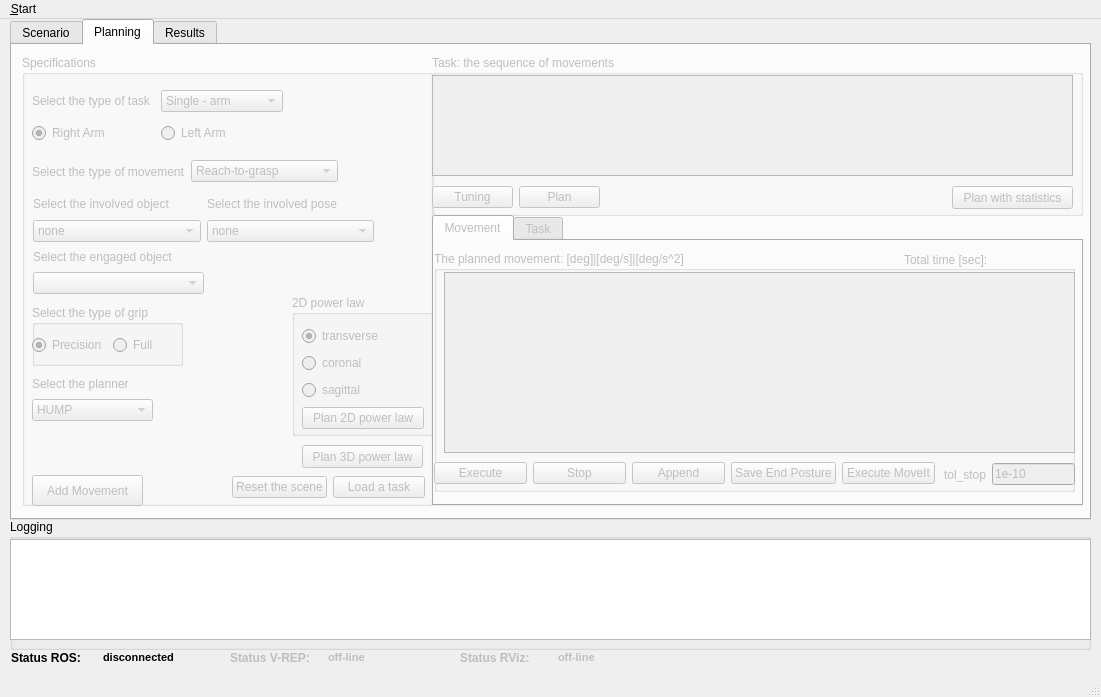
Before: the Qt Designer form ui/main_window.ui in zohannn/motion_manager, drawn with Qt 5.
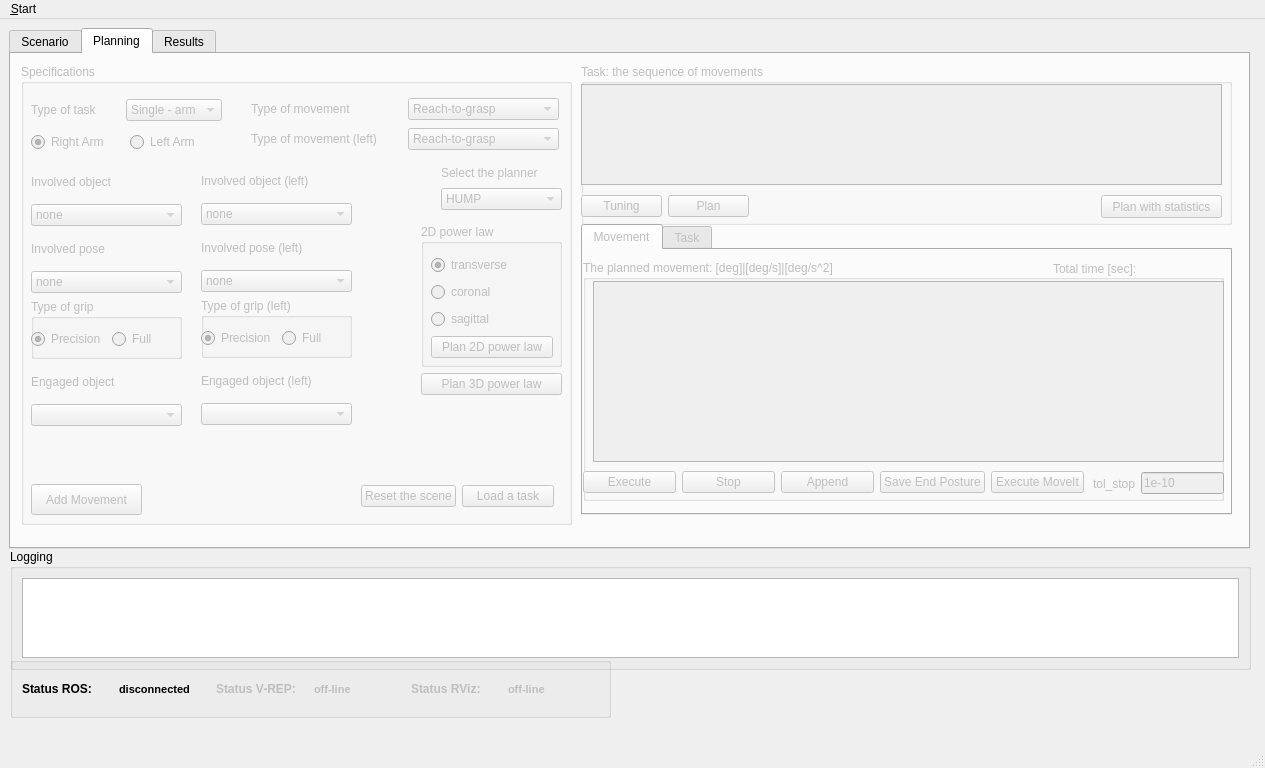
After: the same form once the commit is applied. The open tabs and pages were chosen to show the change. Icons and pictures are not drawn. Custom widgets are drawn as their Qt base class.

```diff
--- a/ui/main_window.ui
+++ b/ui/main_window.ui
@@ -6,8 +6,8 @@
    <rect>
     <x>0</x>
     <y>0</y>
-    <width>1101</width>
-    <height>697</height>
+    <width>1265</width>
+    <height>768</height>
    </rect>
   </property>
   <property name="windowTitle">
@@ -21,199 +21,16 @@
    <locale language="English" country="Australia"/>
   </property>
   <widget class="QWidget" name="centralwidget">
-   <widget class="QGroupBox" name="groupBox">
-    <property name="geometry">
-     <rect>
-      <x>10</x>
-      <y>500</y>
-      <width>1081</width>
-      <height>131</height>
-     </rect>
-    </property>
-    <property name="title">
-     <string>Logging</string>
-    </property>
-    <widget class="QListView" name="view_logging">
-     <property name="geometry">
-      <rect>
-       <x>0</x>
-       <y>20</y>
-       <width>1081</width>
-       <height>101</height>
-      </rect>
-     </property>
-    </widget>
-   </widget>
-   <widget class="QWidget" name="layoutWidget_vrep">
-    <property name="geometry">
-     <rect>
-      <x>230</x>
-      <y>630</y>
-      <width>189</width>
-      <height>17</height>
-     </rect>
-    </property>
-    <layout class="QHBoxLayout" name="horizontalLayout_VREP_status">
-     <item>
-      <widget class="QLabel" name="labelStatusVrep">
-       <property name="enabled">
-        <bool>false</bool>
-       </property>
-       <property name="font">
-        <font>
-         <pointsize>9</pointsize>
-         <weight>75</weight>
-         <bold>true</bold>
-        </font>
-       </property>
-       <property name="text">
-        <string>Status V-REP: </string>
-       </property>
-      </widget>
-     </item>
-     <item>
-      <widget class="QLabel" name="labelVrepComm">
-       <property name="enabled">
-        <bool>false</bool>
-       </property>
-       <property name="palette">
-        <palette>
-         <active>
-          <colorrole role="Text">
-           <brush brushstyle="SolidPattern">
-            <color alpha="255">
-             <red>251</red>
-             <green>21</green>
-             <blue>21</blue>
-            </color>
-           </brush>
-          </colorrole>
-         </active>
-         <inactive>
-          <colorrole role="Text">
-           <brush brushstyle="SolidPattern">
-            <color alpha="255">
-             <red>251</red>
-             <green>21</green>
-             <blue>21</blue>
-            </color>
-           </brush>
-          </colorrole>
-         </inactive>
-         <disabled>
-          <colorrole role="Text">
-           <brush brushstyle="SolidPattern">
-            <color alpha="255">
-             <red>123</red>
-             <green>123</green>
-             <blue>123</blue>
-            </color>
-           </brush>
-          </colorrole>
-         </disabled>
-        </palette>
-       </property>
-       <property name="font">
-        <font>
-         <pointsize>8</pointsize>
-         <weight>75</weight>
-         <bold>true</bold>
-        </font>
-       </property>
-       <property name="text">
-        <string>off-line</string>
-       </property>
-      </widget>
-     </item>
-    </layout>
-   </widget>
-   <widget class="QWidget" name="layoutWidget_ros">
-    <property name="geometry">
-     <rect>
-      <x>11</x>
-      <y>630</y>
-      <width>177</width>
-      <height>17</height>
-     </rect>
-    </property>
-    <layout class="QHBoxLayout" name="horizontalLayout_ROS_status">
-     <item>
-      <widget class="QLabel" name="labelStatusRos">
-       <property name="font">
-        <font>
-         <pointsize>9</pointsize>
-         <weight>75</weight>
-         <bold>true</bold>
-        </font>
-       </property>
-       <property name="text">
-        <string>Status ROS: </string>
-       </property>
-      </widget>
-     </item>
-     <item>
-      <widget class="QLabel" name="labelRosComm">
-       <property name="palette">
-        <palette>
-         <active>
-          <colorrole role="Text">
-           <brush brushstyle="SolidPattern">
-            <color alpha="255">
-             <red>251</red>
-             <green>21</green>
-             <blue>21</blue>
-            </color>
-           </brush>
-          </colorrole>
-         </active>
-         <inactive>
-          <colorrole role="Text">
-           <brush brushstyle="SolidPattern">
-            <color alpha="255">
-             <red>251</red>
-             <green>21</green>
-             <blue>21</blue>
-            </color>
-           </brush>
-          </colorrole>
-         </inactive>
-         <disabled>
-          <colorrole role="Text">
-           <brush brushstyle="SolidPattern">
-            <color alpha="255">
-             <red>123</red>
-             <green>123</green>
-             <blue>123</blue>
-            </color>
-           </brush>
-          </colorrole>
-         </disabled>
-        </palette>
-       </property>
-       <property name="font">
-        <font>
-         <pointsize>8</pointsize>
-         <weight>75</weight>
-         <bold>true</bold>
-        </font>
-       </property>
-       <property name="text">
-        <string>disconnected</string>
-       </property>
-      </widget>
-     </item>
-    </layout>
-   </widget>
    <widget class="QTabWidget" name="tabWidget_main">
     <property name="enabled">
      <bool>true</bool>
     </property>
     <property name="geometry">
      <rect>
-      <x>10</x>
-      <y>0</y>
-      <width>1081</width>
-      <height>501</height>
+      <x>9</x>
+      <y>9</y>
+      <width>1241</width>
+      <height>521</height>
      </rect>
     </property>
     <property name="currentIndex">
@@ -375,8 +192,8 @@
        <rect>
         <x>10</x>
         <y>10</y>
-        <width>411</width>
-        <height>451</height>
+        <width>551</width>
+        <height>461</height>
        </rect>
       </property>
       <property name="title">
@@ -387,7 +204,7 @@
         <rect>
          <x>10</x>
          <y>30</y>
-         <width>251</width>
+         <width>191</width>
          <height>64</height>
         </rect>
        </property>
@@ -397,7 +214,7 @@
           <item>
            <widget class="QLabel" name="label_2">
             <property name="text">
-             <string>Select the type of task</string>
+             <string>Type of task</string>
             </property>
            </widget>
           </item>
@@ -440,110 +257,11 @@
         </item>
        </layout>
       </widget>
-      <widget class="QWidget" name="layoutWidget_mov">
-       <property name="geometry">
-        <rect>
-         <x>10</x>
-         <y>100</y>
-         <width>306</width>
-         <height>33</height>
-        </rect>
-       </property>
-       <layout class="QHBoxLayout" name="horizontalLayout_mov">
-        <item>
-         <widget class="QLabel" name="label_3">
-          <property name="text">
-           <string>Select the type of movement</string>
-          </property>
-         </widget>
-        </item>
-        <item>
-         <widget class="QComboBox" name="comboBox_mov">
-          <item>
-           <property name="text">
-            <string>Reach-to-grasp</string>
-           </property>
-          </item>
-          <item>
-           <property name="text">
-            <string>Reaching</string>
-           </property>
-          </item>
-          <item>
-           <property name="text">
-            <string>Transport</string>
-           </property>
-          </item>
-          <item>
-           <property name="text">
-            <string>Engage</string>
-           </property>
-          </item>
-          <item>
-           <property name="text">
-            <string>Disengage</string>
-           </property>
-          </item>
-          <item>
-           <property name="text">
-            <string>Go-park</string>
-           </property>
-          </item>
-         </widget>
-        </item>
-       </layout>
-      </widget>
-      <widget class="QGroupBox" name="groupBox_grip">
-       <property name="geometry">
-        <rect>
-         <x>10</x>
-         <y>250</y>
-         <width>151</width>
-         <height>61</height>
-        </rect>
-       </property>
-       <property name="title">
-        <string>Select the type of grip</string>
-       </property>
-       <widget class="QWidget" name="layoutWidget_grip">
-        <property name="geometry">
-         <rect>
-          <x>0</x>
-          <y>20</y>
-          <width>141</width>
-          <height>41</height>
-         </rect>
-        </property>
-        <layout class="QVBoxLayout" name="verticalLayout_grip">
-         <item>
-          <layout class="QHBoxLayout" name="horizontalLayout_6">
-           <item>
-            <widget class="QRadioButton" name="radioButton_prec">
-             <property name="text">
-              <string>Precision</string>
-             </property>
-             <property name="checked">
-              <bool>true</bool>
-             </property>
-            </widget>
-           </item>
-           <item>
-            <widget class="QRadioButton" name="radioButton_full">
-             <property name="text">
-              <string>Full</string>
-             </property>
-            </widget>
-           </item>
-          </layout>
-         </item>
-        </layout>
-       </widget>
-      </widget>
       <widget class="QWidget" name="layoutWidget_planner">
        <property name="geometry">
         <rect>
-         <x>10</x>
-         <y>320</y>
+         <x>420</x>
+         <y>100</y>
          <width>121</width>
          <height>46</height>
         </rect>
@@ -608,7 +326,7 @@
       <widget class="QWidget" name="layoutWidget">
        <property name="geometry">
         <rect>
-         <x>210</x>
+         <x>340</x>
          <y>420</y>
          <width>193</width>
          <height>25</height>
@@ -631,113 +349,264 @@
         </item>
        </layout>
       </widget>
-      <widget class="QGroupBox" name="groupBox_power_law">
-       <property name="geometry">
-        <rect>
-         <x>270</x>
-         <y>240</y>
-         <width>141</width>
-         <height>141</height>
-        </rect>
-       </property>
-       <property name="title">
-        <string>2D power law</string>
-       </property>
-       <widget class="QWidget" name="layoutWidget">
-        <property name="geometry">
-         <rect>
-          <x>10</x>
-          <y>30</y>
-          <width>122</width>
-          <height>106</height>
-         </rect>
-        </property>
-        <layout class="QVBoxLayout" name="verticalLayout_3">
-         <item>
-          <widget class="QRadioButton" name="radioButton_transverse">
-           <property name="text">
-            <string>transverse</string>
-           </property>
-           <property name="checked">
-            <bool>true</bool>
-           </property>
-          </widget>
-         </item>
-         <item>
-          <widget class="QRadioButton" name="radioButton_coronal">
-           <property name="text">
-            <string>coronal</string>
-           </property>
-          </widget>
-         </item>
-         <item>
-          <widget class="QRadioButton" name="radioButton_sagittal">
-           <property name="text">
-            <string>sagittal</string>
-           </property>
-          </widget>
-         </item>
-         <item>
-          <widget class="QPushButton" name="pushButton_plan_2d_power_law">
-           <property name="text">
-            <string>Plan 2D power law</string>
-           </property>
-          </widget>
-         </item>
-        </layout>
-       </widget>
-      </widget>
-      <widget class="QPushButton" name="pushButton_plan_3d_power_law">
-       <property name="geometry">
-        <rect>
-         <x>280</x>
-         <y>390</y>
-         <width>121</width>
-         <height>23</height>
-        </rect>
-       </property>
-       <property name="text">
-        <string>Plan 3D power law</string>
-       </property>
-      </widget>
       <widget class="QWidget" name="layoutWidget">
        <property name="geometry">
         <rect>
-         <x>11</x>
-         <y>193</y>
-         <width>171</width>
-         <height>46</height>
+         <x>230</x>
+         <y>32</y>
+         <width>308</width>
+         <height>58</height>
         </rect>
        </property>
-       <layout class="QVBoxLayout" name="verticalLayout_eng_obj">
+       <layout class="QVBoxLayout" name="verticalLayout_4">
         <item>
-         <widget class="QLabel" name="label_objects_eng">
-          <property name="text">
-           <string>Select the engaged object</string>
+         <layout class="QHBoxLayout" name="horizontalLayout_18">
+          <item>
+           <widget class="QLabel" name="label_type">
+            <property name="text">
+             <string>Type of movement</string>
+            </property>
+           </widget>
+          </item>
+          <item>
+           <widget class="QComboBox" name="comboBox_mov">
+            <item>
+             <property name="text">
+              <string>Reach-to-grasp</string>
+             </property>
+            </item>
+            <item>
+             <property name="text">
+              <string>Reaching</string>
+             </property>
+            </item>
+            <item>
+             <property name="text">
+              <string>Transport</string>
+             </property>
+            </item>
+            <item>
+             <property name="text">
+              <string>Engage</string>
+             </property>
+            </item>
+            <item>
+             <property name="text">
+              <string>Disengage</string>
+             </property>
+            </item>
+            <item>
+             <property name="text">
+              <string>Go-park</string>
+             </property>
+            </item>
+           </widget>
+          </item>
+         </layout>
+        </item>
+        <item>
+         <layout class="QHBoxLayout" name="horizontalLayout_20">
+          <item>
+           <widget class="QLabel" name="label_type_left">
+            <property name="enabled">
+             <bool>false</bool>
+            </property>
+            <property name="text">
+             <string>Type of movement (left)</string>
+            </property>
+           </widget>
+          </item>
+          <item>
+           <widget class="QComboBox" name="comboBox_mov_left">
+            <property name="enabled">
+             <bool>false</bool>
+            </property>
+            <item>
+             <property name="text">
+              <string>Reach-to-grasp</string>
+             </property>
+            </item>
+            <item>
+             <property name="text">
+              <string>Reaching</string>
+             </property>
+            </item>
+            <item>
+             <property name="text">
+              <string>Transport</string>
+             </property>
+            </item>
+            <item>
+             <property name="text">
+              <string>Engage</string>
+             </property>
+            </item>
+            <item>
+             <property name="text">
+              <string>Disengage</string>
+             </property>
+            </item>
+            <item>
+             <property name="text">
+              <string>Go-park</string>
+             </property>
+            </item>
+           </widget>
+          </item>
+         </layout>
+        </item>
+       </layout>
+      </widget>
+      <widget class="QWidget" name="layoutWidget_2">
+       <property name="geometry">
+        <rect>
+         <x>180</x>
+         <y>100</y>
+         <width>151</width>
+         <height>261</height>
+        </rect>
+       </property>
+       <layout class="QVBoxLayout" name="verticalLayout_11">
+        <item>
+         <layout class="QVBoxLayout" name="verticalLayout_obj_2">
+          <item>
+           <widget class="QLabel" name="label_objects_left">
+            <property name="enabled">
+             <bool>false</bool>
+            </property>
+            <property name="text">
+             <string>Involved object (left)</string>
+            </property>
+           </widget>
+          </item>
+          <item>
+           <widget class="QComboBox" name="comboBox_objects_left">
+            <property name="enabled">
+             <bool>false</bool>
+            </property>
+            <item>
+             <property name="text">
+              <string>none</string>
+             </property>
+            </item>
+           </widget>
+          </item>
+         </layout>
+        </item>
+        <item>
+         <layout class="QVBoxLayout" name="verticalLayout_12">
+          <item>
+           <widget class="QLabel" name="label_poses_left">
+            <property name="enabled">
+             <bool>false</bool>
+            </property>
+            <property name="text">
+             <string>Involved pose (left)</string>
+            </property>
+           </widget>
+          </item>
+          <item>
+           <widget class="QComboBox" name="comboBox_poses_left">
+            <property name="enabled">
+             <bool>false</bool>
+            </property>
+            <item>
+             <property name="text">
+              <string>none</string>
+             </property>
+            </item>
+           </widget>
+          </item>
+         </layout>
+        </item>
+        <item>
+         <widget class="QGroupBox" name="groupBox_grip_left">
+          <property name="enabled">
+           <bool>false</bool>
           </property>
+          <property name="title">
+           <string>Type of grip (left)</string>
+          </property>
+          <widget class="QWidget" name="layoutWidget_grip_2">
+           <property name="geometry">
+            <rect>
+             <x>0</x>
+             <y>20</y>
+             <width>141</width>
+             <height>41</height>
+            </rect>
+           </property>
+           <layout class="QVBoxLayout" name="verticalLayout_grip_2">
+            <item>
+             <layout class="QHBoxLayout" name="horizontalLayout_15">
+              <item>
+               <widget class="QRadioButton" name="radioButton_prec_left">
+                <property name="enabled">
+                 <bool>false</bool>
+                </property>
+                <property name="text">
+                 <string>Precision</string>
+                </property>
+                <property name="checked">
+                 <bool>true</bool>
+                </property>
+               </widget>
+              </item>
+              <item>
+               <widget class="QRadioButton" name="radioButton_full_left">
+                <property name="enabled">
+                 <bool>false</bool>
+                </property>
+                <property name="text">
+                 <string>Full</string>
+                </property>
+               </widget>
+              </item>
+             </layout>
+            </item>
+           </layout>
+          </widget>
          </widget>
         </item>
         <item>
-         <widget class="QComboBox" name="comboBox_objects_eng"/>
+         <layout class="QVBoxLayout" name="verticalLayout_eng_obj_2">
+          <item>
+           <widget class="QLabel" name="label_objects_eng_left">
+            <property name="enabled">
+             <bool>false</bool>
+            </property>
+            <property name="text">
+             <string>Engaged object (left)</string>
+            </property>
+           </widget>
+          </item>
+          <item>
+           <widget class="QComboBox" name="comboBox_objects_eng_left">
+            <property name="enabled">
+             <bool>false</bool>
+            </property>
+           </widget>
+          </item>
+         </layout>
         </item>
        </layout>
       </widget>
       <widget class="QWidget" name="layoutWidget">
        <property name="geometry">
         <rect>
-         <x>11</x>
-         <y>139</y>
-         <width>341</width>
-         <height>48</height>
+         <x>10</x>
+         <y>101</y>
+         <width>151</width>
+         <height>261</height>
         </rect>
        </property>
-       <layout class="QHBoxLayout" name="horizontalLayout_15">
+       <layout class="QVBoxLayout" name="verticalLayout_9">
         <item>
          <layout class="QVBoxLayout" name="verticalLayout_obj">
           <item>
            <widget class="QLabel" name="label_objects">
             <property name="text">
-             <string>Select the involved object</string>
+             <string>Involved object</string>
             </property>
            </widget>
           </item>
@@ -760,7 +629,7 @@
              <bool>false</bool>
             </property>
             <property name="text">
-             <string>Select the involved pose</string>
+             <string>Involved pose</string>
             </property>
            </widget>
           </item>
@@ -778,13 +647,136 @@
           </item>
          </layout>
         </item>
+        <item>
+         <widget class="QGroupBox" name="groupBox_grip">
+          <property name="title">
+           <string>Type of grip</string>
+          </property>
+          <widget class="QWidget" name="layoutWidget_grip">
+           <property name="geometry">
+            <rect>
+             <x>0</x>
+             <y>20</y>
+             <width>141</width>
+             <height>41</height>
+            </rect>
+           </property>
+           <layout class="QVBoxLayout" name="verticalLayout_grip">
+            <item>
+             <layout class="QHBoxLayout" name="horizontalLayout_6">
+              <item>
+               <widget class="QRadioButton" name="radioButton_prec">
+                <property name="text">
+                 <string>Precision</string>
+                </property>
+                <property name="checked">
+                 <bool>true</bool>
+                </property>
+               </widget>
+              </item>
+              <item>
+               <widget class="QRadioButton" name="radioButton_full">
+                <property name="text">
+                 <string>Full</string>
+                </property>
+               </widget>
+              </item>
+             </layout>
+            </item>
+           </layout>
+          </widget>
+         </widget>
+        </item>
+        <item>
+         <layout class="QVBoxLayout" name="verticalLayout_eng_obj">
+          <item>
+           <widget class="QLabel" name="label_objects_eng">
+            <property name="text">
+             <string>Engaged object</string>
+            </property>
+           </widget>
+          </item>
+          <item>
+           <widget class="QComboBox" name="comboBox_objects_eng"/>
+          </item>
+         </layout>
+        </item>
+       </layout>
+      </widget>
+      <widget class="QWidget" name="layoutWidget">
+       <property name="geometry">
+        <rect>
+         <x>400</x>
+         <y>160</y>
+         <width>141</width>
+         <height>171</height>
+        </rect>
+       </property>
+       <layout class="QVBoxLayout" name="verticalLayout_10">
+        <item>
+         <widget class="QGroupBox" name="groupBox_power_law">
+          <property name="title">
+           <string>2D power law</string>
+          </property>
+          <widget class="QWidget" name="layoutWidget">
+           <property name="geometry">
+            <rect>
+             <x>10</x>
+             <y>30</y>
+             <width>122</width>
+             <height>106</height>
+            </rect>
+           </property>
+           <layout class="QVBoxLayout" name="verticalLayout_3">
+            <item>
+             <widget class="QRadioButton" name="radioButton_transverse">
+              <property name="text">
+               <string>transverse</string>
+              </property>
+              <property name="checked">
+               <bool>true</bool>
+              </property>
+             </widget>
+            </item>
+            <item>
+             <widget class="QRadioButton" name="radioButton_coronal">
+              <property name="text">
+               <string>coronal</string>
+              </property>
+             </widget>
+            </item>
+            <item>
+             <widget class="QRadioButton" name="radioButton_sagittal">
+              <property name="text">
+               <string>sagittal</string>
+              </property>
+             </widget>
+            </item>
+            <item>
+             <widget class="QPushButton" name="pushButton_plan_2d_power_law">
+              <property name="text">
+               <string>Plan 2D power law</string>
+              </property>
+             </widget>
+            </item>
+           </layout>
+          </widget>
+         </widget>
+        </item>
+        <item>
+         <widget class="QPushButton" name="pushButton_plan_3d_power_law">
+          <property name="text">
+           <string>Plan 3D power law</string>
+          </property>
+         </widget>
+        </item>
        </layout>
       </widget>
      </widget>
      <widget class="QGroupBox" name="groupBox_task">
       <property name="geometry">
        <rect>
-        <x>420</x>
+        <x>570</x>
         <y>10</y>
         <width>651</width>
         <height>161</height>
@@ -846,7 +838,7 @@
      <widget class="QTabWidget" name="tabWidget_sol">
       <property name="geometry">
        <rect>
-        <x>420</x>
+        <x>570</x>
         <y>170</y>
         <width>651</width>
         <height>291</height>
@@ -1455,86 +1447,255 @@
      </widget>
     </widget>
    </widget>
-   <widget class="QWidget" name="layoutWidget_vrep_2">
+   <widget class="QGroupBox" name="groupBox">
     <property name="geometry">
      <rect>
-      <x>460</x>
-      <y>630</y>
-      <width>189</width>
-      <height>17</height>
+      <x>10</x>
+      <y>530</y>
+      <width>1241</width>
+      <height>121</height>
      </rect>
     </property>
-    <layout class="QHBoxLayout" name="horizontalLayout_VREP_status_2">
+    <property name="title">
+     <string>Logging</string>
+    </property>
+    <layout class="QHBoxLayout" name="horizontalLayout_25">
      <item>
-      <widget class="QLabel" name="labelStatusRViz">
-       <property name="enabled">
-        <bool>false</bool>
-       </property>
-       <property name="font">
-        <font>
-         <pointsize>9</pointsize>
-         <weight>75</weight>
-         <bold>true</bold>
-        </font>
-       </property>
-       <property name="text">
-        <string>Status RViz: </string>
-       </property>
-      </widget>
+      <widget class="QListView" name="view_logging"/>
      </item>
+    </layout>
+   </widget>
+   <widget class="QGroupBox" name="groupBox_2">
+    <property name="geometry">
+     <rect>
+      <x>10</x>
+      <y>638</y>
+      <width>601</width>
+      <height>61</height>
+     </rect>
+    </property>
+    <property name="title">
+     <string/>
+    </property>
+    <layout class="QHBoxLayout" name="horizontalLayout_21">
      <item>
-      <widget class="QLabel" name="labelRVizComm">
-       <property name="enabled">
-        <bool>false</bool>
-       </property>
-       <property name="palette">
-        <palette>
-         <active>
-          <colorrole role="Text">
-           <brush brushstyle="SolidPattern">
-            <color alpha="255">
-             <red>251</red>
-             <green>21</green>
-             <blue>21</blue>
-            </color>
-           </brush>
-          </colorrole>
-         </active>
-         <inactive>
-          <colorrole role="Text">
-           <brush brushstyle="SolidPattern">
-            <color alpha="255">
-             <red>251</red>
-             <green>21</green>
-             <blue>21</blue>
-            </color>
-           </brush>
-          </colorrole>
-         </inactive>
-         <disabled>
-          <colorrole role="Text">
-           <brush brushstyle="SolidPattern">
-            <color alpha="255">
-             <red>123</red>
-             <green>123</green>
-             <blue>123</blue>
-            </color>
-           </brush>
-          </colorrole>
-         </disabled>
-        </palette>
-       </property>
-       <property name="font">
-        <font>
-         <pointsize>8</pointsize>
-         <weight>75</weight>
-         <bold>true</bold>
-        </font>
-       </property>
-       <property name="text">
-        <string>off-line</string>
-       </property>
-      </widget>
+      <layout class="QHBoxLayout" name="horizontalLayout_ROS_status">
+       <item>
+        <widget class="QLabel" name="labelStatusRos">
+         <property name="font">
+          <font>
+           <pointsize>9</pointsize>
+           <weight>75</weight>
+           <bold>true</bold>
+          </font>
+         </property>
+         <property name="text">
+          <string>Status ROS: </string>
+         </property>
+        </widget>
+       </item>
+       <item>
+        <widget class="QLabel" name="labelRosComm">
+         <property name="palette">
+          <palette>
+           <active>
+            <colorrole role="Text">
+             <brush brushstyle="SolidPattern">
+              <color alpha="255">
+               <red>251</red>
+               <green>21</green>
+               <blue>21</blue>
+              </color>
+             </brush>
+            </colorrole>
+           </active>
+           <inactive>
+            <colorrole role="Text">
+             <brush brushstyle="SolidPattern">
+              <color alpha="255">
+               <red>251</red>
+               <green>21</green>
+               <blue>21</blue>
+              </color>
+             </brush>
+            </colorrole>
+           </inactive>
+           <disabled>
+            <colorrole role="Text">
+             <brush brushstyle="SolidPattern">
+              <color alpha="255">
+               <red>123</red>
+               <green>123</green>
+               <blue>123</blue>
+              </color>
+             </brush>
+            </colorrole>
+           </disabled>
+          </palette>
+         </property>
+         <property name="font">
+          <font>
+           <pointsize>8</pointsize>
+           <weight>75</weight>
+           <bold>true</bold>
+          </font>
+         </property>
+         <property name="text">
+          <string>disconnected</string>
+         </property>
+        </widget>
+       </item>
+      </layout>
+     </item>
+     <item>
+      <layout class="QHBoxLayout" name="horizontalLayout_VREP_status">
+       <item>
+        <widget class="QLabel" name="labelStatusVrep">
+         <property name="enabled">
+          <bool>false</bool>
+         </property>
+         <property name="font">
+          <font>
+           <pointsize>9</pointsize>
+           <weight>75</weight>
+           <bold>true</bold>
+          </font>
+         </property>
+         <property name="text">
+          <string>Status V-REP: </string>
+         </property>
+        </widget>
+       </item>
+       <item>
+        <widget class="QLabel" name="labelVrepComm">
+         <property name="enabled">
+          <bool>false</bool>
+         </property>
+         <property name="palette">
+          <palette>
+           <active>
+            <colorrole role="Text">
+             <brush brushstyle="SolidPattern">
+              <color alpha="255">
+               <red>251</red>
+               <green>21</green>
+               <blue>21</blue>
+              </color>
+             </brush>
+            </colorrole>
+           </active>
+           <inactive>
+            <colorrole role="Text">
+             <brush brushstyle="SolidPattern">
+              <color alpha="255">
+               <red>251</red>
+               <green>21</green>
+               <blue>21</blue>
+              </color>
+             </brush>
+            </colorrole>
+           </inactive>
+           <disabled>
+            <colorrole role="Text">
+             <brush brushstyle="SolidPattern">
+              <color alpha="255">
+               <red>123</red>
+               <green>123</green>
+               <blue>123</blue>
+              </color>
+             </brush>
+            </colorrole>
+           </disabled>
+          </palette>
+         </property>
+         <property name="font">
+          <font>
+           <pointsize>8</pointsize>
+           <weight>75</weight>
+           <bold>true</bold>
+          </font>
+         </property>
+         <property name="text">
+          <string>off-line</string>
+         </property>
+        </widget>
+       </item>
+      </layout>
+     </item>
+     <item>
+      <layout class="QHBoxLayout" name="horizontalLayout_RViz_status_">
+       <item>
+        <widget class="QLabel" name="labelStatusRViz">
+         <property name="enabled">
+          <bool>false</bool>
+         </property>
+         <property name="font">
+          <font>
+           <pointsize>9</pointsize>
+           <weight>75</weight>
+           <bold>true</bold>
+          </font>
+         </property>
+         <property name="text">
+          <string>Status RViz: </string>
+         </property>
+        </widget>
+       </item>
+       <item>
+        <widget class="QLabel" name="labelRVizComm">
+         <property name="enabled">
+          <bool>false</bool>
+         </property>
+         <property name="palette">
+          <palette>
+           <active>
+            <colorrole role="Text">
+             <brush brushstyle="SolidPattern">
+              <color alpha="255">
+               <red>251</red>
+               <green>21</green>
+               <blue>21</blue>
+              </color>
+             </brush>
+            </colorrole>
+           </active>
+           <inactive>
+            <colorrole role="Text">
+             <brush brushstyle="SolidPattern">
+              <color alpha="255">
+               <red>251</red>
+               <green>21</green>
+               <blue>21</blue>
+              </color>
+             </brush>
+            </colorrole>
+           </inactive>
+           <disabled>
+            <colorrole role="Text">
+             <brush brushstyle="SolidPattern">
+              <color alpha="255">
+               <red>123</red>
+               <green>123</green>
+               <blue>123</blue>
+              </color>
+             </brush>
+            </colorrole>
+           </disabled>
+          </palette>
+         </property>
+         <property name="font">
+          <font>
+           <pointsize>8</pointsize>
+           <weight>75</weight>
+           <bold>true</bold>
+          </font>
+         </property>
+         <property name="text">
+          <string>off-line</string>
+         </property>
+        </widget>
+       </item>
+      </layout>
      </item>
     </layout>
    </widget>
@@ -1544,7 +1705,7 @@
     <rect>
      <x>0</x>
      <y>0</y>
-     <width>1101</width>
+     <width>1265</width>
      <height>20</height>
     </rect>
    </property>
```
Left out of the diff: 311 changed lines with no effect on the pictures.
